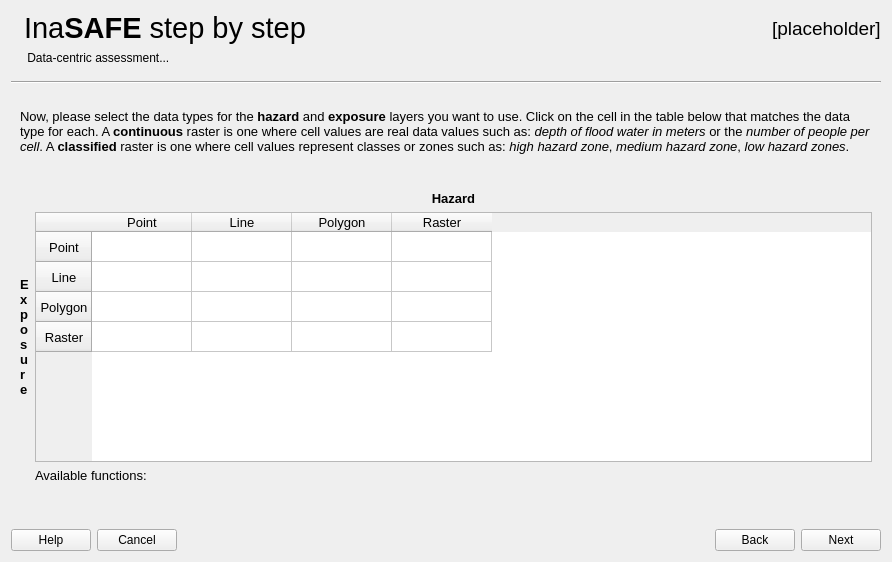
Old version of the form safe/gui/ui/wizard_dialog_base.ui in the repository inasafe/inasafe.
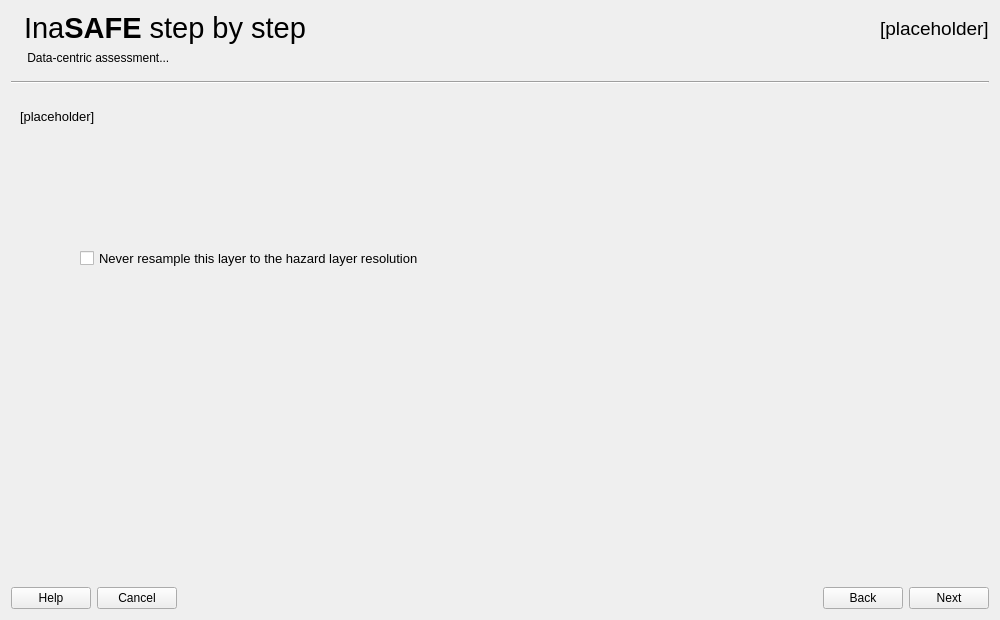
New version of the form. Icons and pictures are not drawn. Custom widgets are drawn as their Qt base class.

Commit message: [Keyword Wizard] Add a step to set the allow_resampling keyword. Fixes #1365

What changed in the file:
```diff
--- a/safe/gui/ui/wizard_dialog_base.ui
+++ b/safe/gui/ui/wizard_dialog_base.ui
@@ -6,8 +6,8 @@
    <rect>
     <x>0</x>
     <y>0</y>
-    <width>892</width>
-    <height>562</height>
+    <width>1000</width>
+    <height>620</height>
    </rect>
   </property>
   <property name="sizePolicy">
@@ -18,8 +18,8 @@
   </property>
   <property name="minimumSize">
    <size>
-    <width>0</width>
-    <height>0</height>
+    <width>780</width>
+    <height>550</height>
    </size>
   </property>
   <property name="windowTitle">
@@ -148,7 +148,7 @@
       <string notr="true">font-size:10pt</string>
      </property>
      <property name="currentIndex">
-      <number>10</number>
+      <number>5</number>
      </property>
      <widget class="QWidget" name="pg1Category">
       <property name="styleSheet">
@@ -978,7 +978,99 @@
        </item>
       </layout>
      </widget>
-     <widget class="QWidget" name="pg5Categories">
+     <widget class="QWidget" name="pg5Resample">
+      <layout class="QVBoxLayout" name="verticalLayout_29">
+       <item>
+        <widget class="QLabel" name="lblSelectAllowResample">
+         <property name="styleSheet">
+          <string notr="true">font: 11pt &quot;Ubuntu&quot;;</string>
+         </property>
+         <property name="text">
+          <string>[placeholder]</string>
+         </property>
+         <property name="alignment">
+          <set>Qt::AlignLeading|Qt::AlignLeft|Qt::AlignTop</set>
+         </property>
+         <property name="wordWrap">
+          <bool>true</bool>
+         </property>
+        </widget>
+       </item>
+       <item>
+        <spacer name="verticalSpacer_57">
+         <property name="orientation">
+          <enum>Qt::Vertical</enum>
+         </property>
+         <property name="sizeType">
+          <enum>QSizePolicy::Maximum</enum>
+         </property>
+         <property name="sizeHint" stdset="0">
+          <size>
+           <width>20</width>
+           <height>150</height>
+          </size>
+         </property>
+        </spacer>
+       </item>
+       <item>
+        <layout class="QHBoxLayout" name="horizontalLayout_6">
+         <item>
+          <spacer name="horizontalSpacer_66">
+           <property name="orientation">
+            <enum>Qt::Horizontal</enum>
+           </property>
+           <property name="sizeType">
+            <enum>QSizePolicy::Fixed</enum>
+           </property>
+           <property name="sizeHint" stdset="0">
+            <size>
+             <width>60</width>
+             <height>20</height>
+            </size>
+           </property>
+          </spacer>
+         </item>
+         <item>
+          <widget class="QCheckBox" name="chkAllowResample">
+           <property name="text">
+            <string>Never resample this layer to the hazard layer resolution</string>
+           </property>
+          </widget>
+         </item>
+         <item>
+          <spacer name="horizontalSpacer_67">
+           <property name="orientation">
+            <enum>Qt::Horizontal</enum>
+           </property>
+           <property name="sizeHint" stdset="0">
+            <size>
+             <width>40</width>
+             <height>20</height>
+            </size>
+           </property>
+          </spacer>
+         </item>
+        </layout>
+       </item>
+       <item>
+        <spacer name="verticalSpacer_58">
+         <property name="orientation">
+          <enum>Qt::Vertical</enum>
+         </property>
+         <property name="sizeType">
+          <enum>QSizePolicy::Expanding</enum>
+         </property>
+         <property name="sizeHint" stdset="0">
+          <size>
+           <width>20</width>
+           <height>335</height>
+          </size>
+         </property>
+        </spacer>
+       </item>
+      </layout>
+     </widget>
+     <widget class="QWidget" name="pg6Classify">
       <layout class="QVBoxLayout" name="verticalLayout_14">
        <item>
         <widget class="QLabel" name="lblClassify">
```
Left out of the diff: 14 changed lines with no effect on the pictures. The commit also changes 1 other file.
